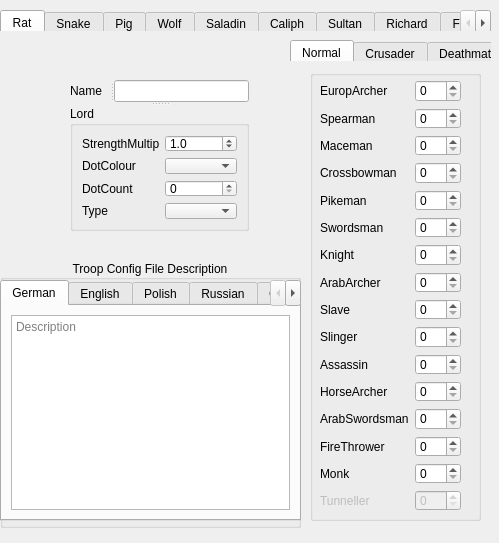
Before: the Qt Designer form UI/trped_mw.ui in CIO61/ucp_re_gui, drawn with Qt 5.
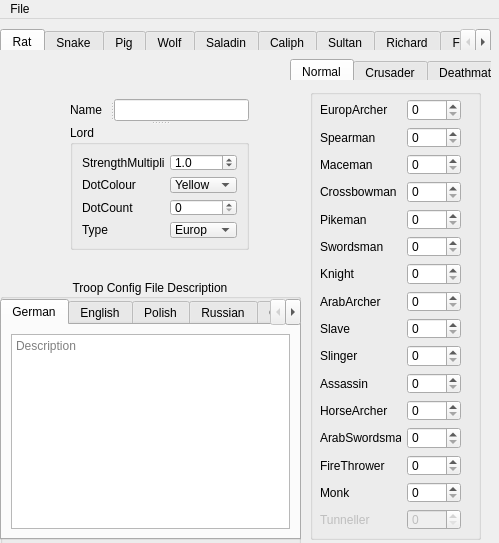
After: the same form once the commit is applied. The open tabs and pages were chosen to show the change.

What changed in the file:
```diff
--- a/UI/trped_mw.ui
+++ b/UI/trped_mw.ui
@@ -47,25 +47,53 @@
        </widget>
       </item>
       <item row="7" column="1">
-       <widget class="QSpinBox" name="spinBox_10"/>
+       <widget class="QSpinBox" name="ArabArcher">
+        <property name="maximum">
+         <number>4096</number>
+        </property>
+       </widget>
       </item>
       <item row="8" column="1">
-       <widget class="QSpinBox" name="spinBox_11"/>
+       <widget class="QSpinBox" name="Slave">
+        <property name="maximum">
+         <number>4096</number>
+        </property>
+       </widget>
       </item>
       <item row="5" column="1">
-       <widget class="QSpinBox" name="spinBox_7"/>
+       <widget class="QSpinBox" name="Swordsman">
+        <property name="maximum">
+         <number>4096</number>
+        </property>
+       </widget>
       </item>
       <item row="2" column="1">
-       <widget class="QSpinBox" name="spinBox_12"/>
+       <widget class="QSpinBox" name="Maceman">
+        <property name="maximum">
+         <number>4096</number>
+        </property>
+       </widget>
       </item>
       <item row="4" column="1">
-       <widget class="QSpinBox" name="spinBox_8"/>
+       <widget class="QSpinBox" name="Pikeman">
+        <property name="maximum">
+         <number>4096</number>
+        </property>
+       </widget>
       </item>
       <item row="3" column="1">
-       <widget class="QSpinBox" name="spinBox_9"/>
+       <widget class="QSpinBox" name="Crossbowman">
+        <property name="maximum">
+         <number>4096</number>
+        </property>
+       </widget>
       </item>
       <item row="6" column="1">
-       <widget class="QSpinBox" name="spinBox_6"/>
+       <widget class="QSpinBox" name="Knight">
+        <property name="maximum">
+         <number>4096</number>
+        </property>
+       </widget>
       </item>
       <item row="3" column="0">
        <widget class="QLabel" name="label_7">
@@ -89,7 +117,11 @@
        </widget>
       </item>
       <item row="1" column="1">
-       <widget class="QSpinBox" name="spinBox_3"/>
+       <widget class="QSpinBox" name="Spearman">
+        <property name="maximum">
+         <number>4096</number>
+        </property>
+       </widget>
       </item>
       <item row="0" column="0">
        <widget class="QLabel" name="label">
@@ -113,10 +145,18 @@
        </widget>
       </item>
       <item row="0" column="1">
-       <widget class="QSpinBox" name="spinBox"/>
+       <widget class="QSpinBox" name="EuropArcher">
+        <property name="maximum">
+         <number>4096</number>
+        </property>
+       </widget>
       </item>
       <item row="9" column="1">
-       <widget class="QSpinBox" name="spinBox_4"/>
+       <widget class="QSpinBox" name="Slinger">
+        <property name="maximum">
+         <number>4096</number>
+        </property>
+       </widget>
       </item>
       <item row="10" column="0">
        <widget class="QLabel" name="label_4">
@@ -140,7 +180,11 @@
        </widget>
       </item>
       <item row="10" column="1">
-       <widget class="QSpinBox" name="spinBox_5"/>
+       <widget class="QSpinBox" name="Assassin">
+        <property name="maximum">
+         <number>4096</number>
+        </property>
+       </widget>
       </item>
       <item row="6" column="0">
        <widget class="QLabel" name="label_9">
@@ -164,7 +208,11 @@
        </widget>
       </item>
       <item row="11" column="1">
-       <widget class="QSpinBox" name="spinBox_13"/>
+       <widget class="QSpinBox" name="HorseArcher">
+        <property name="maximum">
+         <number>4096</number>
+        </property>
+       </widget>
       </item>
       <item row="9" column="0">
        <widget class="QLabel" name="label_3">
@@ -191,19 +239,34 @@
        </widget>
       </item>
       <item row="12" column="1">
-       <widget class="QSpinBox" name="spinBox_14"/>
+       <widget class="QSpinBox" name="ArabSwordsman">
+        <property name="maximum">
+         <number>4096</number>
+        </property>
+       </widget>
       </item>
       <item row="13" column="1">
-       <widget class="QSpinBox" name="spinBox_15"/>
+       <widget class="QSpinBox" name="FireThrower">
+        <property name="maximum">
+         <number>4096</number>
+        </property>
+       </widget>
       </item>
       <item row="14" column="1">
-       <widget class="QSpinBox" name="spinBox_16"/>
+       <widget class="QSpinBox" name="Monk">
+        <property name="maximum">
+         <number>4096</number>
+        </property>
+       </widget>
       </item>
       <item row="15" column="1">
        <widget class="QSpinBox" name="spinBox_17">
         <property name="enabled">
          <bool>false</bool>
         </property>
+        <property name="maximum">
+         <number>4096</number>
+        </property>
        </widget>
       </item>
      </layout>
@@ -539,10 +602,32 @@
        </widget>
       </item>
       <item row="3" column="1">
-       <widget class="QComboBox" name="comboBox"/>
+       <widget class="QComboBox" name="Type">
+        <item>
+         <property name="text">
+          <string>Europ</string>
+         </property>
+        </item>
+        <item>
+         <property name="text">
+          <string>Arab</string>
+         </property>
+        </item>
+       </widget>
       </item>
       <item row="1" column="1">
-       <widget class="QComboBox" name="comboBox_2"/>
+       <widget class="QComboBox" name="DotColour">
+        <item>
+         <property name="text">
+          <string>Yellow</string>
+         </property>
+        </item>
+        <item>
+         <property name="text">
+          <string>Blue</string>
+         </property>
+        </item>
+       </widget>
       </item>
      </layout>
     </widget>
@@ -557,6 +642,14 @@
      <height>21</height>
     </rect>
    </property>
+   <widget class="QMenu" name="menuFile">
+    <property name="title">
+     <string>File</string>
+    </property>
+    <addaction name="actionOpen"/>
+    <addaction name="actionSave"/>
+   </widget>
+   <addaction name="menuFile"/>
   </widget>
  </widget>
  <resources/>
```
Left out of the diff: 34 changed lines with no effect on the pictures.
